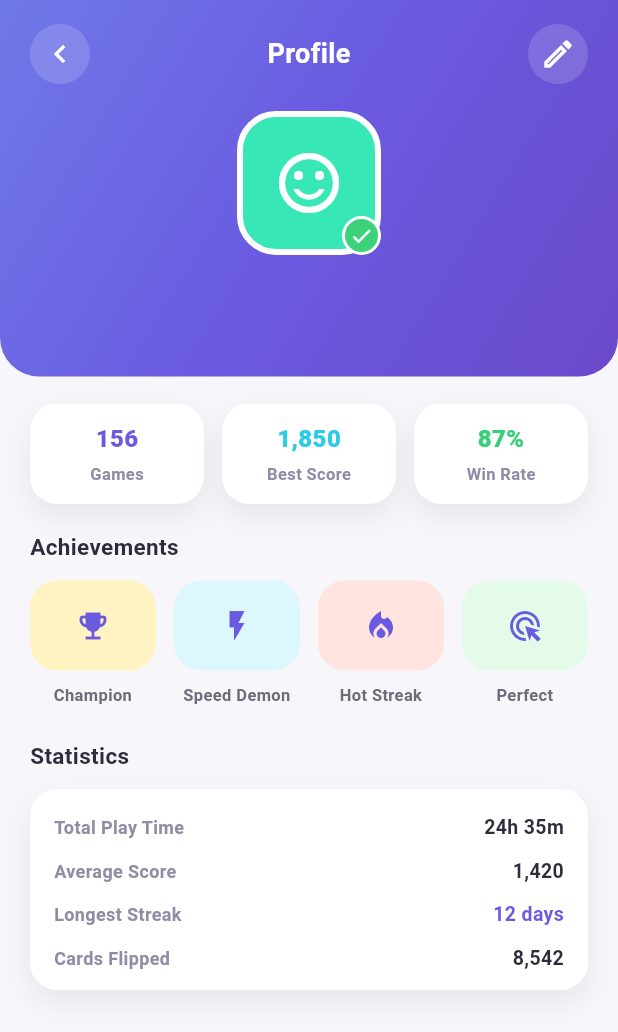
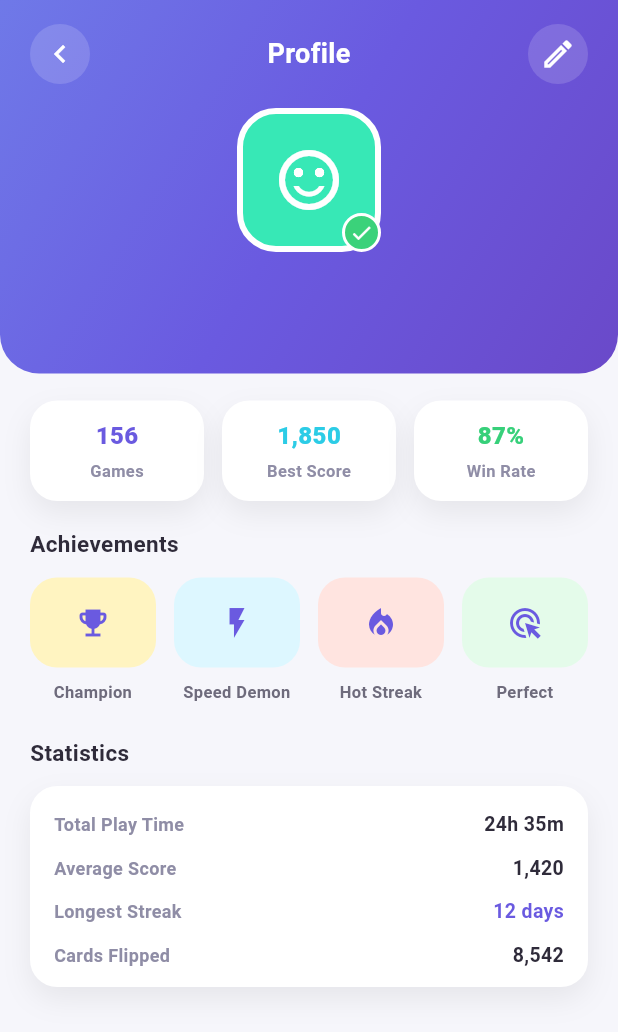
Before and after one commit to aleksa-panovic/mind-flip, a Flutter app: the ProfileScreen screen opened by its route, on a phone screen of 412 x 824 dp. Shown: the top 1032 px of the screen. Run offline on Flutter 3.47's test engine with Material 3 defaults, Android fonts, the light colour scheme and no system bars; accounts and stored records are empty; Roboto replaces fonts that are missing (Poppins).

Commit message:
Dodat GradientHeader widget i refaktorisani admin, profile, leaderboard i inventory ekrani

```diff
--- a/lib/screens/profile/profile_screen.dart
+++ b/lib/screens/profile/profile_screen.dart
@@ -2,6 +2,7 @@ import 'package:flutter/material.dart';
 import 'package:provider/provider.dart';
 
 import '../../providers/auth_provider.dart';
+import '../../widgets/gradient_header.dart';
 
 class ProfileScreen extends StatelessWidget {
   const ProfileScreen({super.key});
@@ -58,48 +59,18 @@ class _Header extends StatelessWidget {
   @override
   Widget build(BuildContext context) {
     return Container(
-      padding: const EdgeInsets.fromLTRB(20, 16, 20, 24),
-      decoration: const BoxDecoration(
-        gradient: LinearGradient(
-          begin: Alignment.topLeft,
-          end: Alignment.bottomRight,
-          colors: [Color(0xFF6F79E8), Color(0xFF6A5AE0), Color(0xFF6A49C9)],
+      child: GradientHeader(
+        title: 'Profile',
+        padding: const EdgeInsets.fromLTRB(20, 16, 20, 24),
+        leading: _HeaderIcon(
+          icon: Icons.chevron_left,
+          onTap: () => Navigator.pop(context),
         ),
-        borderRadius: BorderRadius.only(
-          bottomLeft: Radius.circular(26),
-          bottomRight: Radius.circular(26),
+        trailing: _HeaderIcon(
+          icon: Icons.edit_outlined,
+          onTap: () {},
         ),
-      ),
-      child: SafeArea(
-        bottom: false,
-        child: Column(
-          children: [
-            Row(
-              children: [
-                _HeaderIcon(
-                  icon: Icons.chevron_left,
-                  onTap: () => Navigator.pop(context),
-                ),
-                const Spacer(),
-                const Text(
-                  'Profile',
-                  style: TextStyle(
-                    color: Colors.white,
-                    fontSize: 18,
-                    fontWeight: FontWeight.w700,
-                  ),
-                ),
-                const Spacer(),
-                _HeaderIcon(
-                  icon: Icons.edit_outlined,
-                  onTap: () {},
-                ),
-              ],
-            ),
-            const SizedBox(height: 18),
-            const _AvatarBlock(),
-          ],
-        ),
+        bottom: const _AvatarBlock(),
       ),
     );
   }
--- /dev/null
+++ b/lib/widgets/gradient_header.dart
@@ -0,0 +1,63 @@
+import 'package:flutter/material.dart';
+
+class GradientHeader extends StatelessWidget {
+  const GradientHeader({
+    super.key,
+    required this.title,
+    this.leading,
+    this.trailing,
+    this.bottom,
+    this.padding = const EdgeInsets.fromLTRB(20, 16, 20, 20),
+  });
+
+  final String title;
+  final Widget? leading;
+  final Widget? trailing;
+  final Widget? bottom;
+  final EdgeInsets padding;
+
+  @override
+  Widget build(BuildContext context) {
+    return Container(
+      padding: padding,
+      decoration: const BoxDecoration(
+        gradient: LinearGradient(
+          begin: Alignment.topLeft,
+          end: Alignment.bottomRight,
+          colors: [Color(0xFF6F79E8), Color(0xFF6A5AE0), Color(0xFF6A49C9)],
+        ),
+        borderRadius: BorderRadius.only(
+          bottomLeft: Radius.circular(26),
+          bottomRight: Radius.circular(26),
+        ),
+      ),
+      child: SafeArea(
+        bottom: false,
+        child: Column(
+          children: [
+            Row(
+              children: [
+                leading ?? const SizedBox(width: 40),
+                const Spacer(),
+                Text(
+                  title,
+                  style: const TextStyle(
+                    color: Colors.white,
+                    fontSize: 18,
+                    fontWeight: FontWeight.w700,
+                  ),
+                ),
+                const Spacer(),
+                trailing ?? const SizedBox(width: 40),
+              ],
+            ),
+            if (bottom != null) ...[
+              const SizedBox(height: 16),
+              bottom!,
+            ],
+          ],
+        ),
+      ),
+    );
+  }
+}
```
Also changed, not shown: lib/screens/admin/admin_screen.dart (+6 -28 lines), lib/screens/inventory/inventory_screen.dart (+9 -38 lines), lib/screens/leaderboard/leaderboard_screen.dart (+11 -42 lines), lib/screens/shop/shop_screen.dart (+16 -2 lines).
